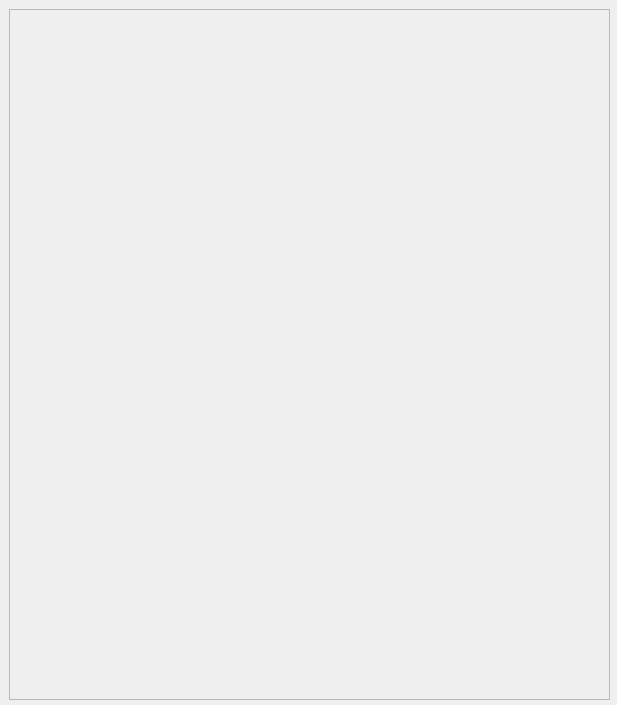
First picture: the form in starsinfowindow.ui, repository ig-or-ka/galaxy-coursework, before the edit.
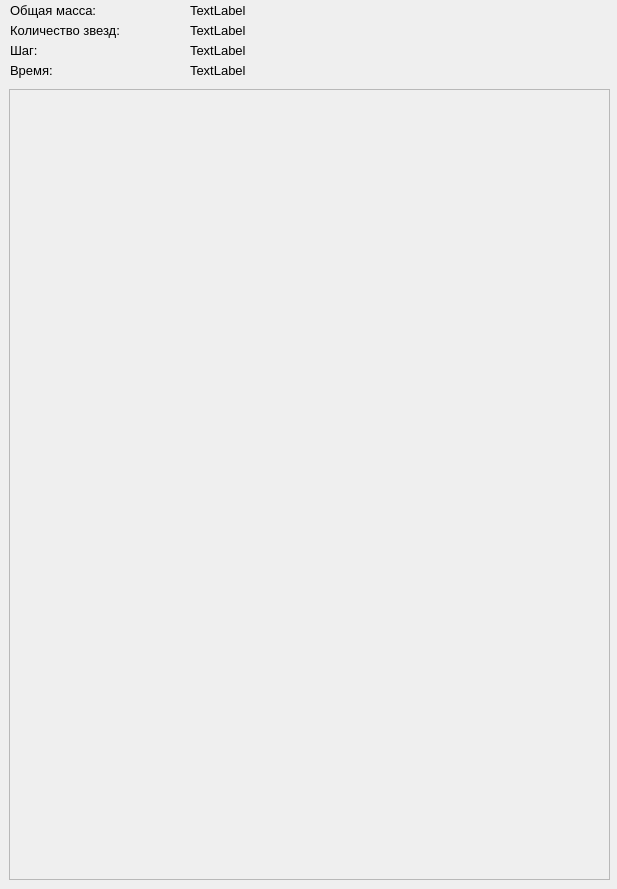
Second picture: the form after the edit.

```diff
--- a/starsinfowindow.ui
+++ b/starsinfowindow.ui
@@ -7,7 +7,7 @@
     <x>0</x>
     <y>0</y>
     <width>617</width>
-    <height>705</height>
+    <height>889</height>
    </rect>
   </property>
   <property name="windowTitle">
@@ -17,9 +17,9 @@
    <property name="geometry">
     <rect>
      <x>9</x>
-     <y>9</y>
+     <y>89</y>
      <width>601</width>
-     <height>691</height>
+     <height>791</height>
     </rect>
    </property>
    <property name="widgetResizable">
@@ -31,11 +31,155 @@
       <x>0</x>
       <y>0</y>
       <width>599</width>
-      <height>689</height>
+      <height>789</height>
      </rect>
     </property>
    </widget>
   </widget>
+  <widget class="QLabel" name="label">
+   <property name="geometry">
+    <rect>
+     <x>10</x>
+     <y>0</y>
+     <width>151</width>
+     <height>20</height>
+    </rect>
+   </property>
+   <property name="font">
+    <font>
+     <pointsize>10</pointsize>
+    </font>
+   </property>
+   <property name="text">
+    <string>Общая масса:</string>
+   </property>
+  </widget>
+  <widget class="QLabel" name="label_2">
+   <property name="geometry">
+    <rect>
+     <x>10</x>
+     <y>20</y>
+     <width>171</width>
+     <height>20</height>
+    </rect>
+   </property>
+   <property name="font">
+    <font>
+     <pointsize>10</pointsize>
+    </font>
+   </property>
+   <property name="text">
+    <string>Количество звезд:</string>
+   </property>
+  </widget>
+  <widget class="QLabel" name="systemMass">
+   <property name="geometry">
+    <rect>
+     <x>190</x>
+     <y>0</y>
+     <width>191</width>
+     <height>20</height>
+    </rect>
+   </property>
+   <property name="font">
+    <font>
+     <pointsize>10</pointsize>
+    </font>
+   </property>
+   <property name="text">
+    <string>TextLabel</string>
+   </property>
+  </widget>
+  <widget class="QLabel" name="starsCount">
+   <property name="geometry">
+    <rect>
+     <x>190</x>
+     <y>20</y>
+     <width>191</width>
+     <height>20</height>
+    </rect>
+   </property>
+   <property name="font">
+    <font>
+     <pointsize>10</pointsize>
+    </font>
+   </property>
+   <property name="text">
+    <string>TextLabel</string>
+   </property>
+  </widget>
+  <widget class="QLabel" name="label_3">
+   <property name="geometry">
+    <rect>
+     <x>10</x>
+     <y>40</y>
+     <width>171</width>
+     <height>20</height>
+    </rect>
+   </property>
+   <property name="font">
+    <font>
+     <pointsize>10</pointsize>
+    </font>
+   </property>
+   <property name="text">
+    <string>Шаг:</string>
+   </property>
+  </widget>
+  <widget class="QLabel" name="label_4">
+   <property name="geometry">
+    <rect>
+     <x>10</x>
+     <y>60</y>
+     <width>47</width>
+     <height>20</height>
+    </rect>
+   </property>
+   <property name="font">
+    <font>
+     <pointsize>10</pointsize>
+    </font>
+   </property>
+   <property name="text">
+    <string>Время:</string>
+   </property>
+  </widget>
+  <widget class="QLabel" name="glGl">
+   <property name="geometry">
+    <rect>
+     <x>190</x>
+     <y>40</y>
+     <width>211</width>
+     <height>20</height>
+    </rect>
+   </property>
+   <property name="font">
+    <font>
+     <pointsize>10</pointsize>
+    </font>
+   </property>
+   <property name="text">
+    <string>TextLabel</string>
+   </property>
+  </widget>
+  <widget class="QLabel" name="timeGl">
+   <property name="geometry">
+    <rect>
+     <x>190</x>
+     <y>60</y>
+     <width>241</width>
+     <height>20</height>
+    </rect>
+   </property>
+   <property name="font">
+    <font>
+     <pointsize>10</pointsize>
+    </font>
+   </property>
+   <property name="text">
+    <string>TextLabel</string>
+   </property>
+  </widget>
  </widget>
  <resources/>
  <connections/>
```
